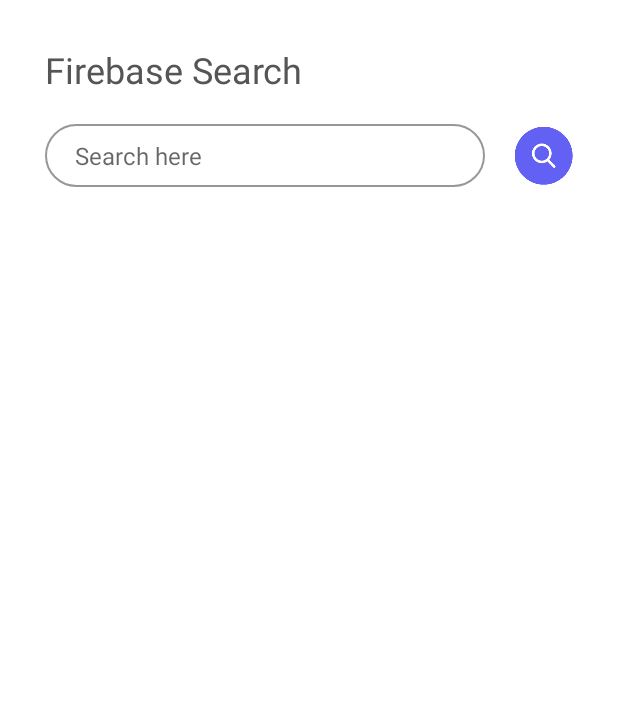
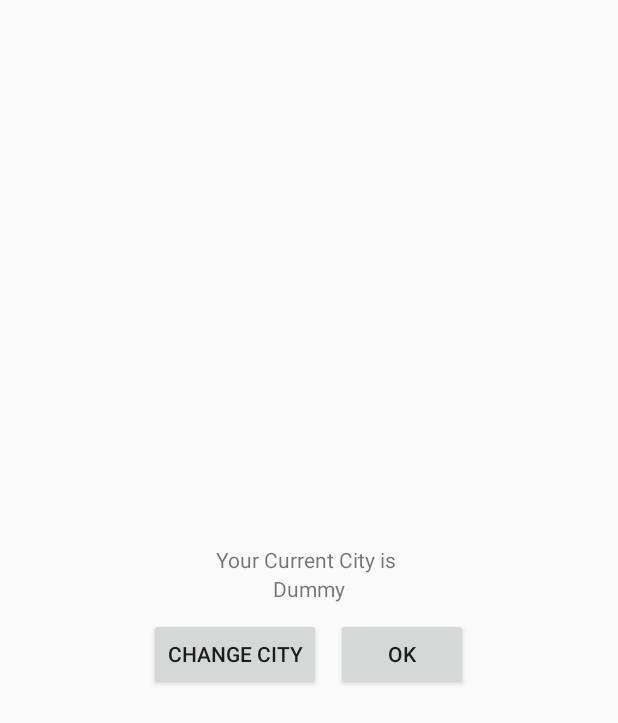
Before and after one commit to kshivam654/SearchView2, an Android app: the screen it shows after launch (MainActivity before the commit, StartActivity after it), on a phone screen of 412 x 824 dp. Shown: the top 723 px of the screen. Run offline under Robolectric (Android 15) with nearby library versions, the phone set to English and light mode, and no system bars; 1 statement that could not run was skipped.

Commit message:
change city feature enhanced with current city before that and change when user demands to change it

```diff
--- /dev/null
+++ b/app/src/main/java/app/sharma/searchview2/GpsTracker.java
@@ -0,0 +1,219 @@
+package app.sharma.searchview2;
+
+import android.Manifest;
+import android.app.Activity;
+import android.app.Service;
+import android.content.Context;
+import android.content.DialogInterface;
+import android.content.Intent;
+import android.content.pm.PackageManager;
+import android.location.Location;
+import android.location.LocationListener;
+import android.location.LocationManager;
+import android.os.Bundle;
+import android.os.IBinder;
+import android.provider.Settings;
+import android.util.Log;
+
+import androidx.appcompat.app.AlertDialog;
+import androidx.core.app.ActivityCompat;
+
+class GpsTracker extends Service implements LocationListener {
+    private final Context mContext;
+
+    // flag for GPS status
+    boolean isGPSEnabled = false;
+
+    // flag for network status
+    boolean isNetworkEnabled = false;
+
+    // flag for GPS status
+    boolean canGetLocation = false;
+
+    Location location; // location
+    double latitude; // latitude
+    double longitude; // longitude
+
+    // The minimum distance to change Updates in meters
+    private static final long MIN_DISTANCE_CHANGE_FOR_UPDATES = 10; // 10 meters
+
+    // The minimum time between updates in milliseconds
+    private static final long MIN_TIME_BW_UPDATES = 1000 * 60 * 1; // 1 minute
+
+    // Declaring a Location Manager
+    protected LocationManager locationManager;
+
+    public GpsTracker(Context context) {
+        this.mContext = context;
+        getLocation();
+    }
+
+    public Location getLocation() {
+        try {
+            locationManager = (LocationManager) mContext.getSystemService(LOCATION_SERVICE);
+
+            // getting GPS status
+            isGPSEnabled = locationManager.isProviderEnabled(LocationManager.GPS_PROVIDER);
+
+            // getting network status
+            isNetworkEnabled = locationManager
+                    .isProviderEnabled(LocationManager.NETWORK_PROVIDER);
+
+            if (!isGPSEnabled && !isNetworkEnabled) {
+                // no network provider is enabled
+            } else {
+                this.canGetLocation = true;
+                // First get location from Network Provider
+                if (isNetworkEnabled) {
+                    //check the network permission
+                    if (ActivityCompat.checkSelfPermission(mContext, Manifest.permission.ACCESS_FINE_LOCATION) != PackageManager.PERMISSION_GRANTED && ActivityCompat.checkSelfPermission(mContext, Manifest.permission.ACCESS_COARSE_LOCATION) != PackageManager.PERMISSION_GRANTED) {
+                        ActivityCompat.requestPermissions((Activity) mContext, new String[]{android.Manifest.permission.ACCESS_FINE_LOCATION, Manifest.permission.ACCESS_COARSE_LOCATION}, 101);
+                    }
+                    locationManager.requestLocationUpdates(
+                            LocationManager.NETWORK_PROVIDER,
+                            MIN_TIME_BW_UPDATES,
+                            MIN_DISTANCE_CHANGE_FOR_UPDATES, this);
+
+                    Log.d("Network", "Network");
+                    if (locationManager != null) {
+                        location = locationManager
+                                .getLastKnownLocation(LocationManager.NETWORK_PROVIDER);
+
+                        if (location != null) {
+                            latitude = location.getLatitude();
+                            longitude = location.getLongitude();
+                        }
+                    }
+                }
+
+                // if GPS Enabled get lat/long using GPS Services
+                if (isGPSEnabled) {
+                    if (location == null) {
+                        //check the network permission
+                        if (ActivityCompat.checkSelfPermission(mContext, Manifest.permission.ACCESS_FINE_LOCATION) != PackageManager.PERMISSION_GRANTED && ActivityCompat.checkSelfPermission(mContext, Manifest.permission.ACCESS_COARSE_LOCATION) != PackageManager.PERMISSION_GRANTED) {
+                            ActivityCompat.requestPermissions((Activity) mContext, new String[]{android.Manifest.permission.ACCESS_FINE_LOCATION, Manifest.permission.ACCESS_COARSE_LOCATION}, 101);
+                        }
+                        locationManager.requestLocationUpdates(
+                                LocationManager.GPS_PROVIDER,
+                                MIN_TIME_BW_UPDATES,
+                                MIN_DISTANCE_CHANGE_FOR_UPDATES, this);
+
+                        Log.d("GPS Enabled", "GPS Enabled");
+                        if (locationManager != null) {
+                            location = locationManager
+                                    .getLastKnownLocation(LocationManager.GPS_PROVIDER);
+
+                            if (location != null) {
+                                latitude = location.getLatitude();
+                                longitude = location.getLongitude();
+                            }
+                        }
+                    }
+                }
+            }
+
+        } catch (Exception e) {
+            e.printStackTrace();
+        }
+
+        return location;
+    }
+
+    /**
+     * Stop using GPS listener
+     * Calling this function will stop using GPS in your app
+     * */
+
+    public void stopUsingGPS(){
+        if(locationManager != null){
+            locationManager.removeUpdates(GpsTracker.this);
+        }
+    }
+
+    /**
+     * Function to get latitude
+     * */
+
+    public double getLatitude(){
+        if(location != null){
+            latitude = location.getLatitude();
+        }
+
+        // return latitude
+        return latitude;
+    }
+
+    /**
+     * Function to get longitude
+     * */
+
+    public double getLongitude(){
+        if(location != null){
+            longitude = location.getLongitude();
+        }
+
+        // return longitude
+        return longitude;
+    }
+
+    /**
+     * Function to check GPS/wifi enabled
+     * @return boolean
+     * */
+
+    public boolean canGetLocation() {
+        return this.canGetLocation;
+    }
+
+    /**
+     * Function to show settings alert dialog
+     * On pressing Settings button will lauch Settings Options
+     * */
+
+    public void showSettingsAlert(){
+        AlertDialog.Builder alertDialog = new AlertDialog.Builder(mContext);
+
+        // Setting Dialog Title
+        alertDialog.setTitle("GPS is settings");
+
+        // Setting Dialog Message
+        alertDialog.setMessage("GPS is not enabled. Do you want to go to settings menu?");
+
+        // On pressing Settings button
+        alertDialog.setPositiveButton("Settings", new DialogInterface.OnClickListener() {
+            public void onClick(DialogInterface dialog,int which) {
+                Intent intent = new Intent(Settings.ACTION_LOCATION_SOURCE_SETTINGS);
+                mContext.startActivity(intent);
+            }
+        });
+
+        // on pressing cancel button
+        alertDialog.setNegativeButton("Cancel", new DialogInterface.OnClickListener() {
+            public void onClick(DialogInterface dialog, int which) {
+                dialog.cancel();
+            }
+        });
+        alertDialog.show();
+    }
+
+    @Override
+    public void onLocationChanged(Location location) {
+    }
+
+    @Override
+    public void onProviderDisabled(String provider) {
+    }
+
+    @Override
+    public void onProviderEnabled(String provider) {
+    }
+
+    @Override
+    public void onStatusChanged(String provider, int status, Bundle extras) {
+    }
+
+    @Override
+    public IBinder onBind(Intent arg0) {
+        return null;
+    }
+}
--- a/app/src/main/java/app/sharma/searchview2/SearchAdapter.java
+++ b/app/src/main/java/app/sharma/searchview2/SearchAdapter.java
@@ -50,6 +50,7 @@ public class SearchAdapter extends RecyclerView.Adapter<SearchAdapter.SearchView
                 public void onClick(View v) {
                     mSearchFeild.setText(name);
                     Intent intent = new Intent(context, SecondActivity.class);
+                    intent.putExtra("selected", name);
                     context.startActivity(intent);
                 }
             });
--- /dev/null
+++ b/app/src/main/java/app/sharma/searchview2/StartActivity.java
@@ -0,0 +1,73 @@
+package app.sharma.searchview2;
+
+import androidx.appcompat.app.AppCompatActivity;
+import androidx.core.app.ActivityCompat;
+import androidx.core.content.ContextCompat;
+
+import android.content.Intent;
+import android.content.pm.PackageManager;
+import android.location.Address;
+import android.location.Geocoder;
+import android.os.Bundle;
+import android.view.View;
+import android.widget.Button;
+import android.widget.TextView;
+
+import java.io.IOException;
+import java.util.List;
+import java.util.Locale;
+
+public class StartActivity extends AppCompatActivity {
+
+    private GpsTracker gpsTracker;
+    private TextView city;
+    private Button changeCity;
+    @Override
+    protected void onCreate(Bundle savedInstanceState) {
+        super.onCreate(savedInstanceState);
+        setContentView(R.layout.activity_start);
+
+
+        city = (TextView) findViewById(R.id.city);
+        changeCity = (Button) findViewById(R.id.changecity);
+
+        try {
+            if (ContextCompat.checkSelfPermission(getApplicationContext(), android.Manifest.permission.ACCESS_FINE_LOCATION) != PackageManager.PERMISSION_GRANTED ) {
+                ActivityCompat.requestPermissions(this, new String[]{android.Manifest.permission.ACCESS_FINE_LOCATION}, 101);
+            }
+        } catch (Exception e){
+            e.printStackTrace();
+        }
+
+        getLocation();
+
+        changeCity.setOnClickListener(new View.OnClickListener() {
+            @Override
+            public void onClick(View v) {
+                Intent intent = new Intent(StartActivity.this, MainActivity.class);
+                startActivity(intent);
+                finish();
+            }
+        });
+
+    }
+
+    private void getLocation(){
+        gpsTracker = new GpsTracker(StartActivity.this);
+        if(gpsTracker.canGetLocation()){
+            double latitude = gpsTracker.getLatitude();
+            double longitude = gpsTracker.getLongitude();
+
+            Geocoder geocoder = new Geocoder(this, Locale.getDefault());
+            List<Address> addresses = null;
+            try {
+                addresses = geocoder.getFromLocation(latitude, longitude, 1);
+            } catch (IOException e) {
+                e.printStackTrace();
+            }
+            city.setText(addresses.get(0).getLocality());
+        }else{
+            gpsTracker.showSettingsAlert();
+        }
+    }
+}
--- a/app/src/main/res/layout/activity_second.xml
+++ b/app/src/main/res/layout/activity_second.xml
@@ -11,6 +11,8 @@
         android:layout_width="wrap_content"
         android:layout_height="wrap_content"
         android:text="This is Intent from search"
-        tools:layout_editor_absoluteX="126dp"
-        tools:layout_editor_absoluteY="356dp" />
+        app:layout_constraintBottom_toBottomOf="parent"
+        app:layout_constraintEnd_toEndOf="parent"
+        app:layout_constraintStart_toStartOf="parent"
+        app:layout_constraintTop_toTopOf="parent" />
 </androidx.constraintlayout.widget.ConstraintLayout>
--- /dev/null
+++ b/app/src/main/res/layout/activity_start.xml
@@ -0,0 +1,49 @@
+<?xml version="1.0" encoding="utf-8"?>
+<androidx.constraintlayout.widget.ConstraintLayout xmlns:android="http://schemas.android.com/apk/res/android"
+    xmlns:app="http://schemas.android.com/apk/res-auto"
+    xmlns:tools="http://schemas.android.com/tools"
+    android:layout_width="match_parent"
+    android:layout_height="match_parent"
+    tools:context=".StartActivity">
+
+    <LinearLayout
+        android:layout_width="match_parent"
+        android:orientation="vertical"
+        android:gravity="center"
+        android:layout_height="match_parent">
+        <TextView
+            android:layout_width="wrap_content"
+            android:text="Your Current City is "
+            android:layout_height="wrap_content"/>
+        <TextView
+            android:layout_width="wrap_content"
+            android:id="@+id/city"
+            android:text="Dummy"
+            android:layout_height="wrap_content"/>
+        <LinearLayout
+            android:layout_width="match_parent"
+            android:orientation="horizontal"
+            android:gravity="center"
+            android:layout_marginTop="10dp"
+            android:layout_height="wrap_content">
+
+            <Button
+                android:id="@+id/changecity"
+                android:layout_width="wrap_content"
+                android:layout_height="wrap_content"
+                android:text="Change City"/>
+
+            <Button
+                android:layout_width="wrap_content"
+                android:layout_marginLeft="10dp"
+                android:layout_height="wrap_content"
+                android:text="OK"/>
+
+
+        </LinearLayout>
+
+    </LinearLayout>
+
+
+
+</androidx.constraintlayout.widget.ConstraintLayout>
```
Also changed, not shown: app/src/main/AndroidManifest.xml (+9 -2 lines), app/src/main/java/app/sharma/searchview2/SecondActivity.java (+11 -0 lines).
